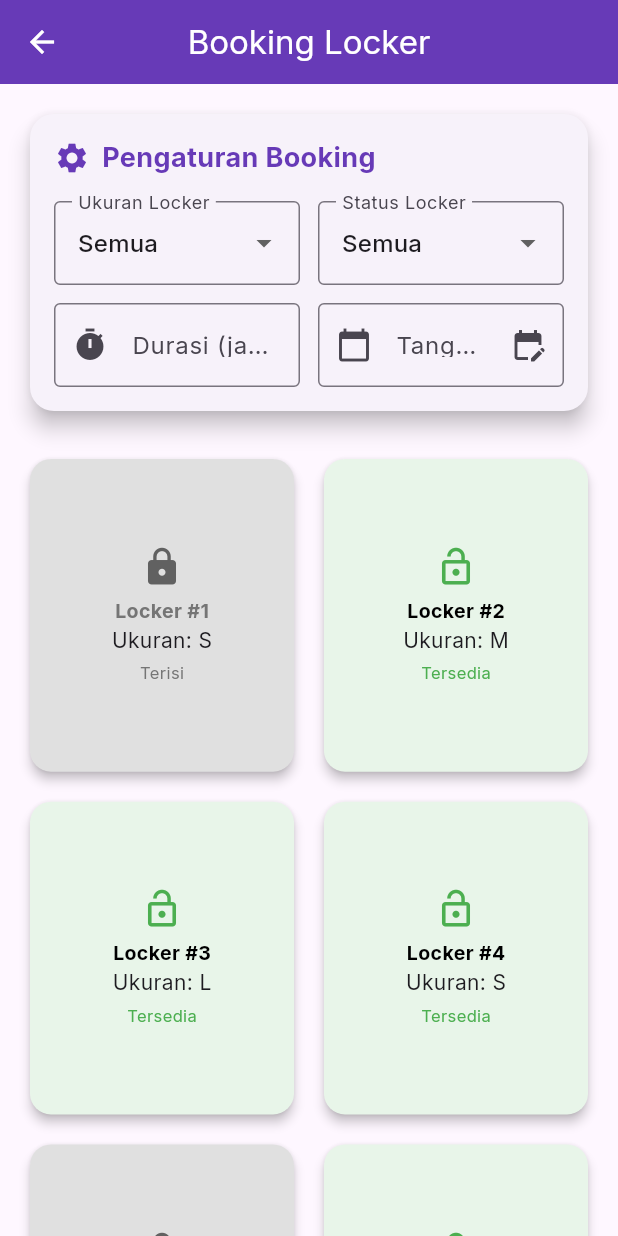
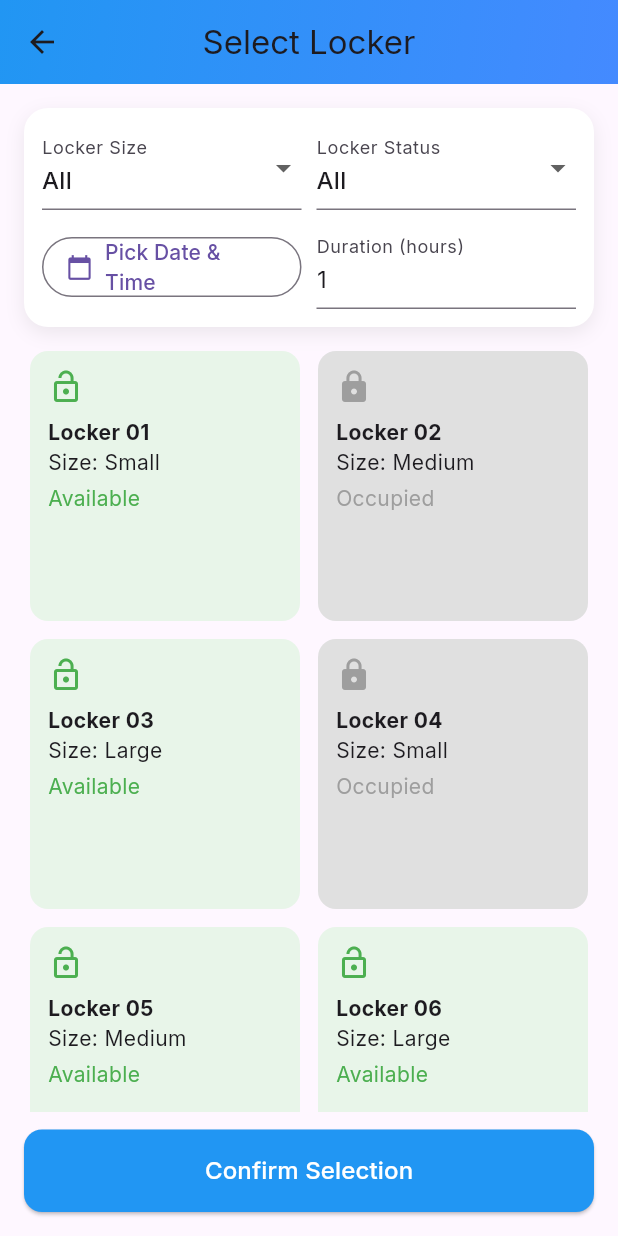
Before and after one commit to StreamLine-18/Smart-Locker, a Flutter app: the BookingLockerScreen screen opened by its route, on a phone screen of 412 x 824 dp. Run offline on Flutter 3.47's test engine with Material 3 defaults, Android fonts, the phone set to English and light mode, and no system bars; our stand-ins replace google_fonts.

Commit message:
feat/smart_locker
update smart_locker

```diff
--- a/Mobile/lib/screens/register/history.dart
+++ b/Mobile/lib/screens/register/history.dart
@@ -91,7 +91,7 @@ class ProfileUser extends StatelessWidget {
             crossAxisAlignment: CrossAxisAlignment.center,
             children: [
               Center(
-                child: Container(
+                child: SizedBox(
                   width: 343,
                   height: 558,
                   child: Stack(
@@ -268,7 +268,7 @@ class ProfileUser extends StatelessWidget {
                 ),
               ),
               const SizedBox(height: 20),
-              Container(
+              SizedBox(
                 width: 72,
                 height: 55,
                 child: Stack(
--- a/Mobile/lib/screens/register/select_locker.dart
+++ b/Mobile/lib/screens/register/select_locker.dart
@@ -1,7 +1,8 @@
 import 'package:flutter/material.dart';
-import 'package:intl/intl.dart';
 
-void main() => runApp(const BookingLockerApp());
+void main() {
+  runApp(const BookingLockerApp());
+}
 
 class BookingLockerApp extends StatelessWidget {
   const BookingLockerApp({super.key});
@@ -9,14 +10,12 @@ class BookingLockerApp extends StatelessWidget {
   @override
   Widget build(BuildContext context) {
     return MaterialApp(
-      title: 'Smart Locker',
+      debugShowCheckedModeBanner: false,
       theme: ThemeData(
-        colorScheme: ColorScheme.fromSeed(seedColor: Colors.deepPurple),
         useMaterial3: true,
-        scaffoldBackgroundColor: Colors.grey[100],
+        colorSchemeSeed: Colors.blue,
       ),
       home: const BookingLockerScreen(),
-      debugShowCheckedModeBanner: false,
     );
   }
 }
@@ -29,162 +28,172 @@ class BookingLockerScreen extends StatefulWidget {
 }
 
 class _BookingLockerScreenState extends State<BookingLockerScreen> {
-  String selectedSize = 'Semua';
-  String selectedFilter = 'Semua';
-  String durationInput = '';
+  String selectedSize = 'All';
+  String selectedStatus = 'All';
   DateTime? selectedDate;
+  int selectedDuration = 1;
+  String? selectedLocker;
 
-  final TextEditingController durationController = TextEditingController();
+  final allLockers = [
+    {'number': '01', 'size': 'Small', 'status': 'Available'},
+    {'number': '02', 'size': 'Medium', 'status': 'Occupied'},
+    {'number': '03', 'size': 'Large', 'status': 'Available'},
+    {'number': '04', 'size': 'Small', 'status': 'Occupied'},
+    {'number': '05', 'size': 'Medium', 'status': 'Available'},
+    {'number': '06', 'size': 'Large', 'status': 'Available'},
+  ];
 
-  final List<String> sizes = ['Semua', 'S', 'M', 'L'];
-  final List<String> filters = ['Semua', 'Tersedia', 'Terisi'];
+  List<Map<String, String>> get filteredLockers {
+    return allLockers.where((locker) {
+      final matchSize = selectedSize == 'All' || locker['size'] == selectedSize;
+      final matchStatus = selectedStatus == 'All' || locker['status'] == selectedStatus;
+      return matchSize && matchStatus;
+    }).toList();
+  }
 
-  final List<Map<String, dynamic>> lockers = List.generate(12, (index) {
-    return {
-      'id': index + 1,
-      'size': ['S', 'M', 'L'][index % 3],
-      'available': index % 4 != 0,
-    };
-  });
-
-  Future<void> _pickDate(BuildContext context) async {
-    final picked = await showDatePicker(
+  Future<void> _selectDate(BuildContext context) async {
+    final DateTime? picked = await showDatePicker(
       context: context,
-      initialDate: selectedDate ?? DateTime.now(),
-      firstDate: DateTime.now(),
-      lastDate: DateTime.now().add(const Duration(days: 30)),
+      initialDate: DateTime.now(),
+      firstDate: DateTime(2020),
+      lastDate: DateTime(2101),
     );
     if (picked != null) {
-      setState(() {
-        selectedDate = picked;
-      });
+      final TimeOfDay? pickedTime = await showTimePicker(
+        context: context,
+        initialTime: TimeOfDay.now(),
+      );
+      if (pickedTime != null) {
+        setState(() => selectedDate = DateTime(
+              picked.year,
+              picked.month,
+              picked.day,
+              pickedTime.hour,
+              pickedTime.minute,
+            ));
+      }
+    }
+  }
+
+  void _confirmSelection() {
+    if (selectedLocker != null && selectedDate != null) {
+      final endDate = selectedDate!.add(Duration(hours: selectedDuration));
+      showDialog(
+        context: context,
+        builder: (BuildContext dialogContext) {
+          return AlertDialog(
+            shape: RoundedRectangleBorder(borderRadius: BorderRadius.circular(16)),
+            title: const Text('Booking Confirmed'),
+            content: Column(
+              mainAxisSize: MainAxisSize.min,
+              crossAxisAlignment: CrossAxisAlignment.start,
+              children: [
+                Text('Locker: $selectedLocker'),
+                Text('Start: ${selectedDate!.day}/${selectedDate!.month}/${selectedDate!.year} at ${selectedDate!.hour.toString().padLeft(2, '0')}:${selectedDate!.minute.toString().padLeft(2, '0')}'),
+                Text('End: ${endDate.day}/${endDate.month}/${endDate.year} at ${endDate.hour.toString().padLeft(2, '0')}:${endDate.minute.toString().padLeft(2, '0')}'),
+                const SizedBox(height: 10),
+                const Text('Thank you for booking!', style: TextStyle(fontWeight: FontWeight.w500)),
+              ],
+            ),
+            actions: [
+              TextButton(
+                onPressed: () => Navigator.of(dialogContext).pop(),
+                child: const Text('Close'),
+              ),
+            ],
+          );
+        },
+      );
+    } else {
+      ScaffoldMessenger.of(context).showSnackBar(
+        const SnackBar(
+          content: Text('Please select a locker, date, and duration'),
+        ),
+      );
     }
   }
 
   @override
   Widget build(BuildContext context) {
-    final screenWidth = MediaQuery.of(context).size.width;
-    final crossAxisCount = screenWidth > 600 ? 4 : 2;
-
-    final filteredLockers = lockers.where((locker) {
-      final sizeMatch =
-          selectedSize == 'Semua' || locker['size'] == selectedSize;
-      final filterMatch = selectedFilter == 'Semua' ||
-          (selectedFilter == 'Tersedia' && locker['available']) ||
-          (selectedFilter == 'Terisi' && !locker['available']);
-      return sizeMatch && filterMatch;
-    }).toList();
-
     return Scaffold(
       appBar: AppBar(
-        title: const Text('Booking Locker'),
+        title: const Text('Select Locker'),
         centerTitle: true,
-        backgroundColor: Colors.deepPurple,
-        foregroundColor: Colors.white,
+        flexibleSpace: Container(
+          decoration: const BoxDecoration(
+            gradient: LinearGradient(
+              colors: [Colors.blue, Colors.blueAccent],
+              begin: Alignment.topLeft,
+              end: Alignment.bottomRight,
             ),
-      body: SafeArea(
-        child: CustomScrollView(
-          slivers: [
-            SliverToBoxAdapter(
-              child: Padding(
-                padding: const EdgeInsets.all(16),
-                child: Card(
-                  elevation: 6,
-                  shape: RoundedRectangleBorder(
-                      borderRadius: BorderRadius.circular(16)),
-                  child: Padding(
-                    padding: const EdgeInsets.all(16),
+          ),
+        ),
+      ),
+      body: Padding(
+        padding: const EdgeInsets.all(16.0),
+        child: Column(
+          children: [
+            Container(
+              padding: const EdgeInsets.all(12),
+              decoration: BoxDecoration(
+                color: Colors.white,
+                borderRadius: BorderRadius.circular(16),
+                boxShadow: [
+                  BoxShadow(
+                    color: Colors.grey.withOpacity(0.2),
+                    blurRadius: 10,
+                    offset: const Offset(0, 4),
+                  ),
+                ],
+              ),
               child: Column(
                 children: [
                   Row(
-                          children: const [
-                            Icon(Icons.settings, color: Colors.deepPurple),
-                            SizedBox(width: 8),
-                            Text(
-                              "Pengaturan Booking",
-                              style: TextStyle(
-                                fontSize: 18,
-                                fontWeight: FontWeight.bold,
-                                color: Colors.deepPurple,
+                    children: [
+                      Expanded(
+                        child: DropdownButtonFormField<String>(
+                          decoration: const InputDecoration(labelText: 'Locker Size'),
+                          value: selectedSize,
+                          items: ['All', 'Small', 'Medium', 'Large']
+                              .map((e) => DropdownMenuItem(value: e, child: Text(e)))
+                              .toList(),
+                          onChanged: (value) => setState(() => selectedSize = value!),
+                        ),
+                      ),
+                      const SizedBox(width: 10),
+                      Expanded(
+                        child: DropdownButtonFormField<String>(
+                          decoration: const InputDecoration(labelText: 'Locker Status'),
+                          value: selectedStatus,
+                          items: ['All', 'Available', 'Occupied']
+                              .map((e) => DropdownMenuItem(value: e, child: Text(e)))
+                              .toList(),
+                          onChanged: (value) => setState(() => selectedStatus = value!),
                         ),
                       ),
                     ],
                   ),
-                        const SizedBox(height: 16),
+                  const SizedBox(height: 10),
                   Row(
                     children: [
                       Expanded(
-                              child: DropdownButtonFormField<String>(
-                                value: selectedSize,
-                                decoration: const InputDecoration(
-                                  labelText: 'Ukuran Locker',
-                                  border: OutlineInputBorder(),
-                                ),
-                                items: sizes
-                                    .map((s) => DropdownMenuItem(
-                                        value: s, child: Text(s)))
-                                    .toList(),
-                                onChanged: (val) =>
-                                    setState(() => selectedSize = val!),
+                        child: OutlinedButton.icon(
+                          icon: const Icon(Icons.calendar_today),
+                          label: Text(selectedDate == null
+                              ? 'Pick Date & Time'
+                              : '${selectedDate!.day}/${selectedDate!.month}/${selectedDate!.year} ${selectedDate!.hour.toString().padLeft(2, '0')}:${selectedDate!.minute.toString().padLeft(2, '0')}'),
+                          onPressed: () => _selectDate(context),
                         ),
                       ),
-                            const SizedBox(width: 12),
+                      const SizedBox(width: 10),
                       Expanded(
-                              child: DropdownButtonFormField<String>(
-                                value: selectedFilter,
-                                decoration: const InputDecoration(
-                                  labelText: 'Status Locker',
-                                  border: OutlineInputBorder(),
-                                ),
-                                items: filters
-                                    .map((f) => DropdownMenuItem(
-                                        value: f, child: Text(f)))
-                                    .toList(),
-                                onChanged: (val) =>
-                                    setState(() => selectedFilter = val!),
-                              ),
-                            ),
-                          ],
-                        ),
-                        const SizedBox(height: 12),
-                        Row(
-                          children: [
-                            Expanded(
-                              child: TextField(
-                                controller: durationController,
+                        child: TextFormField(
+                          initialValue: selectedDuration.toString(),
+                          decoration: const InputDecoration(labelText: 'Duration (hours)'),
                           keyboardType: TextInputType.number,
-                                decoration: const InputDecoration(
-                                  labelText: 'Durasi (jam)',
-                                  prefixIcon: Icon(Icons.timer),
-                                  border: OutlineInputBorder(),
-                                ),
-                                onChanged: (val) =>
-                                    setState(() => durationInput = val),
-                              ),
-                            ),
-                            const SizedBox(width: 12),
-                            Expanded(
-                              child: GestureDetector(
-                                onTap: () => _pickDate(context),
-                                child: AbsorbPointer(
-                                  child: TextFormField(
-                                    decoration: InputDecoration(
-                                      labelText: 'Tanggal Booking',
-                                      prefixIcon:
-                                          const Icon(Icons.calendar_today),
-                                      border: const OutlineInputBorder(),
-                                      hintText: 'Pilih tanggal',
-                                      suffixIcon:
-                                          const Icon(Icons.edit_calendar),
-                                    ),
-                                    controller: TextEditingController(
-                                      text: selectedDate != null
-                                          ? DateFormat('dd MMM yyyy')
-                                              .format(selectedDate!)
-                                          : '',
-                                    ),
-                                  ),
-                                ),
+                          onChanged: (val) => setState(() {
+                            selectedDuration = int.tryParse(val) ?? 1;
+                          }),
                         ),
                       ),
                     ],
@@ -192,106 +201,77 @@ class _BookingLockerScreenState extends State<BookingLockerScreen> {
                 ],
               ),
             ),
+            const SizedBox(height: 16),
+            Expanded(
+              child: GridView.builder(
+                itemCount: filteredLockers.length,
+                padding: const EdgeInsets.symmetric(horizontal: 4),
+                gridDelegate: const SliverGridDelegateWithFixedCrossAxisCount(
+                  crossAxisCount: 2,
+                  crossAxisSpacing: 12,
+                  mainAxisSpacing: 12,
+                  childAspectRatio: 1,
                 ),
-              ),
-            ),
-            SliverPadding(
-              padding: const EdgeInsets.symmetric(horizontal: 16, vertical: 8),
-              sliver: SliverGrid(
-                delegate: SliverChildBuilderDelegate(
-                  (context, index) {
+                itemBuilder: (context, index) {
                   final locker = filteredLockers[index];
-                    final isAvailable = locker['available'];
+                  final isAvailable = locker['status'] == 'Available';
+                  final isSelected = selectedLocker == locker['number'];
 
                   return GestureDetector(
-                      onTap: isAvailable &&
-                              durationInput.isNotEmpty &&
-                              selectedDate != null
-                          ? () => showDialog(
-                                context: context,
-                                builder: (_) => AlertDialog(
-                                  title: const Text("Konfirmasi Booking"),
-                                  content: Text(
-                                      "Booking Locker #${locker['id']} (Ukuran ${locker['size']}) untuk $durationInput jam pada ${DateFormat('dd MMM yyyy').format(selectedDate!)}?"),
-                                  actions: [
-                                    TextButton(
-                                      onPressed: () =>
-                                          Navigator.pop(context),
-                                      child: const Text("Batal"),
+                    onTap: isAvailable
+                        ? () => setState(() => selectedLocker = locker['number'])
+                        : null,
+                    child: AnimatedContainer(
+                      duration: const Duration(milliseconds: 200),
+                      decoration: BoxDecoration(
+                        color: isAvailable ? Colors.green[50] : Colors.grey[300],
+                        borderRadius: BorderRadius.circular(12),
+                        border: isSelected ? Border.all(color: Colors.blue, width: 2) : null,
                       ),
-                                    ElevatedButton(
-                                      onPressed: () {
-                                        Navigator.pop(context);
-                                        ScaffoldMessenger.of(context)
-                                            .showSnackBar(
-                                          SnackBar(
-                                            content: Text(
-                                                'Locker #${locker['id']} berhasil dibooking!'),
-                                          ),
-                                        );
-                                      },
-                                      child: const Text("Ya, Booking"),
-                                    )
-                                  ],
-                                ),
-                              )
-                          : null,
-                      child: Card(
-                        elevation: 3,
-                        shape: RoundedRectangleBorder(
-                            borderRadius: BorderRadius.circular(14)),
-                        color: isAvailable
-                            ? Colors.green.shade50
-                            : Colors.grey.shade300,
-                        child: Padding(
-                          padding: const EdgeInsets.all(10),
+                      padding: const EdgeInsets.all(12),
                       child: Column(
-                            mainAxisAlignment: MainAxisAlignment.center,
+                        crossAxisAlignment: CrossAxisAlignment.start,
                         children: [
                           Icon(
-                                isAvailable
-                                    ? Icons.lock_open
-                                    : Icons.lock,
-                                size: 28,
-                                color: isAvailable
-                                    ? Colors.green
-                                    : Colors.grey.shade700,
+                            isAvailable ? Icons.lock_open : Icons.lock,
+                            color: isAvailable ? Colors.green : Colors.grey,
                           ),
-                              const SizedBox(height: 6),
+                          const SizedBox(height: 8),
                           Text(
-                                "Locker #${locker['id']}",
-                                style: TextStyle(
-                                  fontWeight: FontWeight.bold,
-                                  fontSize: 13,
-                                  color: isAvailable
-                                      ? Colors.black
-                                      : Colors.grey.shade600,
+                            'Locker ${locker['number']}',
+                            style: const TextStyle(fontWeight: FontWeight.bold),
                           ),
-                              ),
-                              Text("Ukuran: ${locker['size']}"),
+                          Text('Size: ${locker['size']}'),
                           const SizedBox(height: 4),
                           Text(
-                                isAvailable ? "Tersedia" : "Terisi",
+                            locker['status']!,
                             style: TextStyle(
-                                  color: isAvailable
-                                      ? Colors.green
-                                      : Colors.grey.shade600,
-                                  fontSize: 11,
+                              color: isAvailable ? Colors.green : Colors.grey,
                             ),
                           ),
                         ],
                       ),
                     ),
-                      ),
                   );
                 },
-                  childCount: filteredLockers.length,
               ),
-                gridDelegate: SliverGridDelegateWithFixedCrossAxisCount(
-                  crossAxisCount: crossAxisCount,
-                  crossAxisSpacing: 12,
-                  mainAxisSpacing: 12,
-                  childAspectRatio: 0.85,
+            ),
+            const SizedBox(height: 12),
+            SizedBox(
+              width: double.infinity,
+              child: ElevatedButton(
+                onPressed: _confirmSelection,
+                style: ElevatedButton.styleFrom(
+                  padding: const EdgeInsets.symmetric(vertical: 16),
+                  backgroundColor: Colors.blue,
+                  foregroundColor: Colors.white,
+                  shape: RoundedRectangleBorder(
+                    borderRadius: BorderRadius.circular(12),
+                  ),
+                ),
+                child: const Text(
+                  'Confirm Selection',
+                  style: TextStyle(fontSize: 16),
                 ),
               ),
             ),
```
Lines whose indentation alone changed are shown as unchanged.
